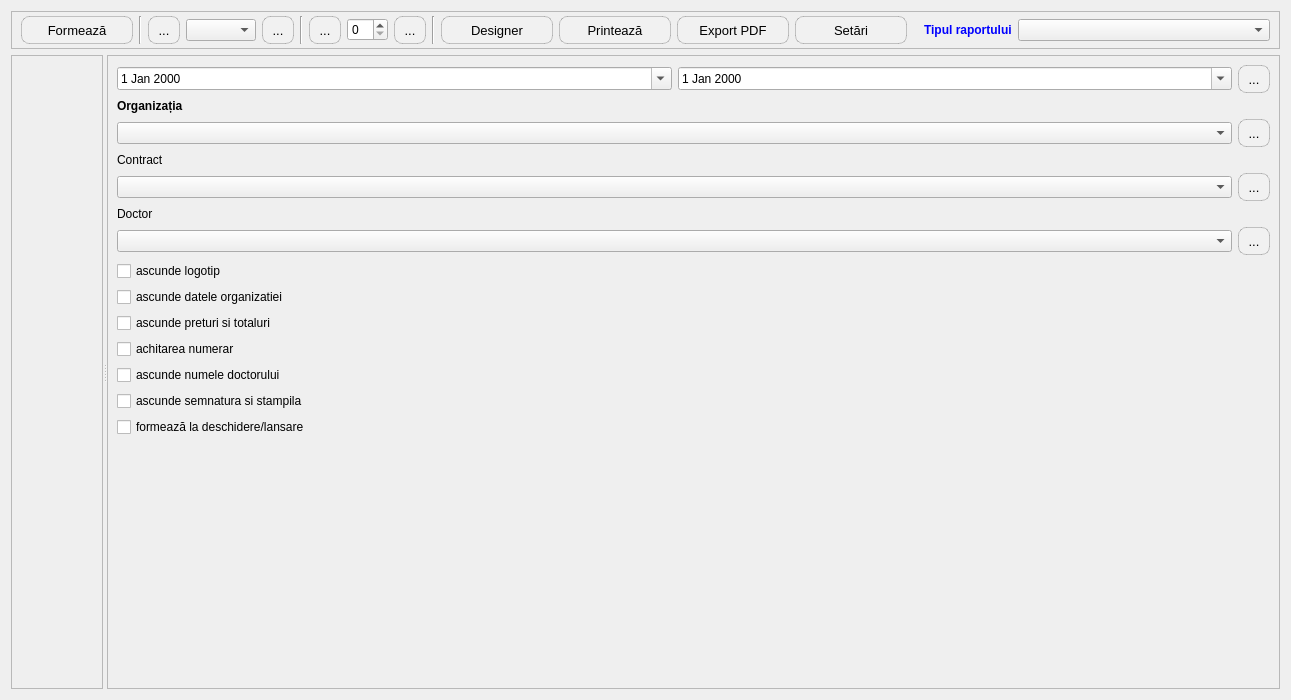
This is data/reports.ui in debalex77/USG as Qt 5 draws it before an edit. The edited form follows.
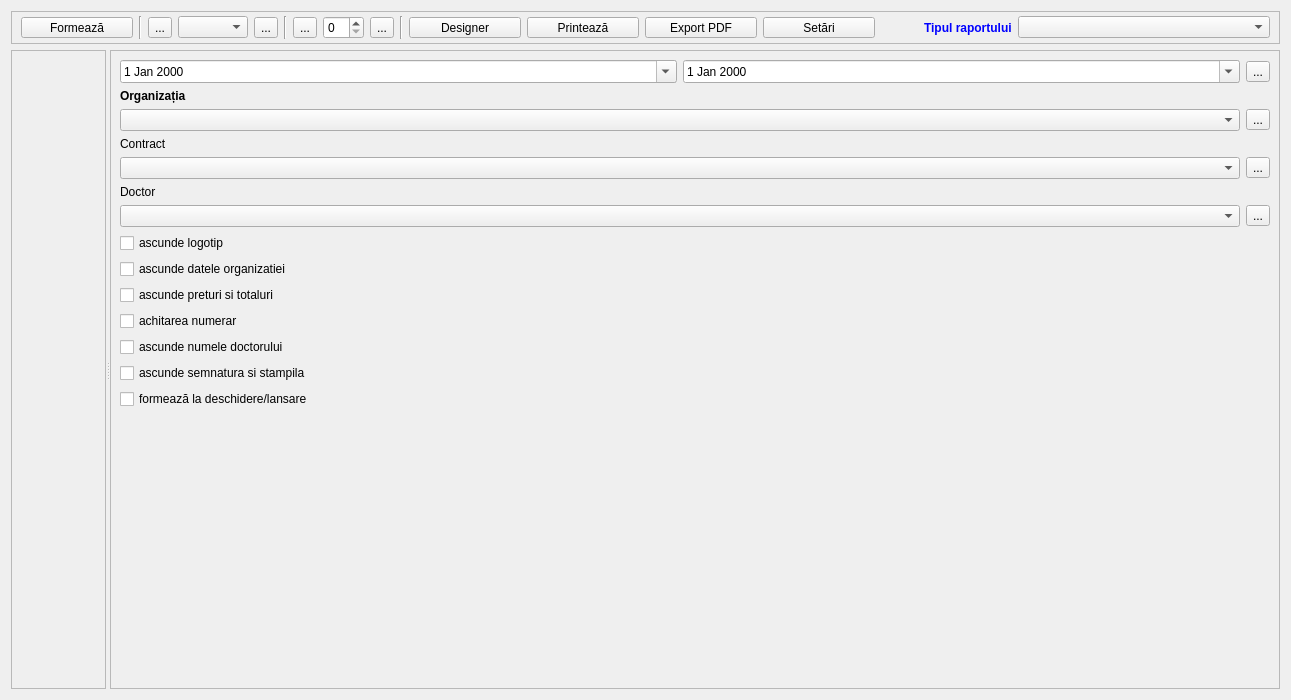
This is the edited form. Icons and pictures are not drawn.

What changed in the file:
```diff
--- a/data/reports.ui
+++ b/data/reports.ui
@@ -59,25 +59,6 @@
       </item>
       <item row="0" column="4">
        <widget class="QToolButton" name="btnZoomOut">
-        <property name="styleSheet">
-         <string notr="true">QToolButton
-{
-    border: 1px solid rgba(0, 0, 0, 0.2);
-    border-radius: 8px;
-    background-color: #f1f1f1;
-    color: #000000;
-    font-size: 13px;
-    padding: 4px 4px;
-}
-QToolButton:hover
-{
-    background-color: #e0e0e0;
-}
-QToolButton:pressed
-{
-    background-color: #d0d0d0;
-}</string>
-        </property>
         <property name="text">
          <string>...</string>
         </property>
@@ -95,25 +76,6 @@
           <height>21</height>
          </size>
         </property>
-        <property name="styleSheet">
-         <string notr="true">QToolButton
-{
-    border: 1px solid rgba(0, 0, 0, 0.2);
-    border-radius: 8px;
-    background-color: #f1f1f1;
-    color: #000000;
-    font-size: 13px;
-    padding: 4px 10px;
-}
-QToolButton:hover
-{
-    background-color: #e0e0e0;
-}
-QToolButton:pressed
-{
-    background-color: #d0d0d0;
-}</string>
-        </property>
         <property name="text">
          <string>Designer</string>
         </property>
@@ -135,25 +97,6 @@
       </item>
       <item row="0" column="6">
        <widget class="QToolButton" name="btnBackPage">
-        <property name="styleSheet">
-         <string notr="true">QToolButton
-{
-    border: 1px solid rgba(0, 0, 0, 0.2);
-    border-radius: 8px;
-    background-color: #f1f1f1;
-    color: #000000;
-    font-size: 13px;
-    padding: 4px 4px;
-}
-QToolButton:hover
-{
-    background-color: #e0e0e0;
-}
-QToolButton:pressed
-{
-    background-color: #d0d0d0;
-}</string>
-        </property>
         <property name="text">
          <string>...</string>
         </property>
@@ -171,25 +114,6 @@
           <height>21</height>
          </size>
         </property>
-        <property name="styleSheet">
-         <string notr="true">QToolButton
-{
-    border: 1px solid rgba(0, 0, 0, 0.2);
-    border-radius: 8px;
-    background-color: #f1f1f1;
-    color: #000000;
-    font-size: 13px;
-    padding: 4px 10px;
-}
-QToolButton:hover
-{
-    background-color: #e0e0e0;
-}
-QToolButton:pressed
-{
-    background-color: #d0d0d0;
-}</string>
-        </property>
         <property name="text">
          <string>Export PDF</string>
         </property>
@@ -210,25 +134,6 @@
           <height>21</height>
          </size>
         </property>
-        <property name="styleSheet">
-         <string notr="true">QToolButton
-{
-    border: 1px solid rgba(0, 0, 0, 0.2);
-    border-radius: 8px;
-    background-color: #f1f1f1;
-    color: #000000;
-    font-size: 13px;
-    padding: 4px 10px;
-}
-QToolButton:hover
-{
-    background-color: #e0e0e0;
-}
-QToolButton:pressed
-{
-    background-color: #d0d0d0;
-}</string>
-        </property>
         <property name="text">
          <string>Setări</string>
         </property>
@@ -249,25 +154,6 @@
           <height>21</height>
          </size>
         </property>
-        <property name="styleSheet">
-         <string notr="true">QToolButton
-{
-    border: 1px solid rgba(0, 0, 0, 0.2);
-    border-radius: 8px;
-    background-color: #f1f1f1;
-    color: #000000;
-    font-size: 13px;
-    padding: 4px 10px;
-}
-QToolButton:hover
-{
-    background-color: #e0e0e0;
-}
-QToolButton:pressed
-{
-    background-color: #d0d0d0;
-}</string>
-        </property>
         <property name="text">
          <string>Printează</string>
         </property>
@@ -325,25 +211,6 @@
           <height>21</height>
          </size>
         </property>
-        <property name="styleSheet">
-         <string notr="true">QToolButton
-{
-    border: 1px solid rgba(0, 0, 0, 0.2);
-    border-radius: 8px;
-    background-color: #f1f1f1;
-    color: #000000;
-    font-size: 13px;
-    padding: 4px 10px;
-}
-QToolButton:hover
-{
-    background-color: #e0e0e0;
-}
-QToolButton:pressed
-{
-    background-color: #d0d0d0;
-}</string>
-        </property>
         <property name="text">
          <string>Formează</string>
         </property>
@@ -396,25 +263,6 @@
       </item>
       <item row="0" column="2">
        <widget class="QToolButton" name="btnZoomIn">
-        <property name="styleSheet">
-         <string notr="true">QToolButton
-{
-    border: 1px solid rgba(0, 0, 0, 0.2);
-    border-radius: 8px;
-    background-color: #f1f1f1;
-    color: #000000;
-    font-size: 13px;
-    padding: 4px 4px;
-}
-QToolButton:hover
-{
-    background-color: #e0e0e0;
-}
-QToolButton:pressed
-{
-    background-color: #d0d0d0;
-}</string>
-        </property>
         <property name="text">
          <string>...</string>
         </property>
@@ -464,25 +312,6 @@
       </item>
       <item row="0" column="8">
        <widget class="QToolButton" name="btnNextPage">
-        <property name="styleSheet">
-         <string notr="true">QToolButton
-{
-    border: 1px solid rgba(0, 0, 0, 0.2);
-    border-radius: 8px;
-    background-color: #f1f1f1;
-    color: #000000;
-    font-size: 13px;
-    padding: 4px 4px;
-}
-QToolButton:hover
-{
-    background-color: #e0e0e0;
-}
-QToolButton:pressed
-{
-    background-color: #d0d0d0;
-}</string>
-        </property>
         <property name="text">
          <string>...</string>
         </property>
@@ -592,25 +421,6 @@
        </item>
        <item row="6" column="2">
         <widget class="QToolButton" name="btnEditDoctor">
-         <property name="styleSheet">
-          <string notr="true">QToolButton
-{
-    border: 1px solid rgba(0, 0, 0, 0.2);
-    border-radius: 8px;
-    background-color: #f1f1f1;
-    color: #000000;
-    font-size: 13px;
-    padding: 4px 4px;
-}
-QToolButton:hover
-{
-    background-color: #e0e0e0;
-}
-QToolButton:pressed
-{
-    background-color: #d0d0d0;
-}</string>
-         </property>
          <property name="text">
           <string>...</string>
          </property>
@@ -636,25 +446,6 @@
        </item>
        <item row="4" column="2">
         <widget class="QToolButton" name="btnEditContract">
-         <property name="styleSheet">
-          <string notr="true">QToolButton
-{
-    border: 1px solid rgba(0, 0, 0, 0.2);
-    border-radius: 8px;
-    background-color: #f1f1f1;
-    color: #000000;
-    font-size: 13px;
-    padding: 4px 4px;
-}
-QToolButton:hover
-{
-    background-color: #e0e0e0;
-}
-QToolButton:pressed
-{
-    background-color: #d0d0d0;
-}</string>
-         </property>
          <property name="text">
           <string>...</string>
          </property>
@@ -687,25 +478,6 @@
        </item>
        <item row="2" column="2">
         <widget class="QToolButton" name="btnEditOrganization">
-         <property name="styleSheet">
-          <string notr="true">QToolButton
-{
-    border: 1px solid rgba(0, 0, 0, 0.2);
-    border-radius: 8px;
-    background-color: #f1f1f1;
-    color: #000000;
-    font-size: 13px;
-    padding: 4px 4px;
-}
-QToolButton:hover
-{
-    background-color: #e0e0e0;
-}
-QToolButton:pressed
-{
-    background-color: #d0d0d0;
-}</string>
-         </property>
          <property name="text">
           <string>...</string>
          </property>
@@ -727,25 +499,6 @@
        </item>
        <item row="0" column="2">
         <widget class="QToolButton" name="btnChoicePeriod">
-         <property name="styleSheet">
-          <string notr="true">QToolButton
-{
-    border: 1px solid rgba(0, 0, 0, 0.2);
-    border-radius: 8px;
-    background-color: #f1f1f1;
-    color: #000000;
-    font-size: 13px;
-    padding: 4px 4px;
-}
-QToolButton:hover
-{
-    background-color: #e0e0e0;
-}
-QToolButton:pressed
-{
-    background-color: #d0d0d0;
-}</string>
-         </property>
          <property name="text">
           <string>...</string>
          </property>
```
